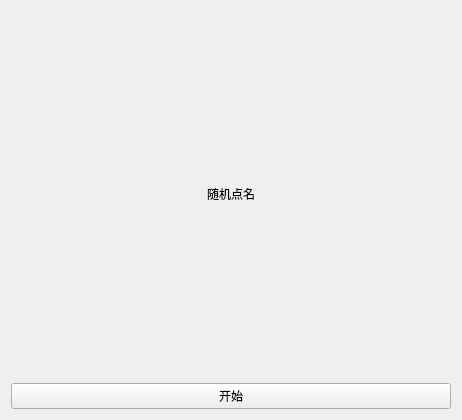
Above: ui/roll-call.ui from Return-Log/Education-Clock before the change. Below: the same form after it.
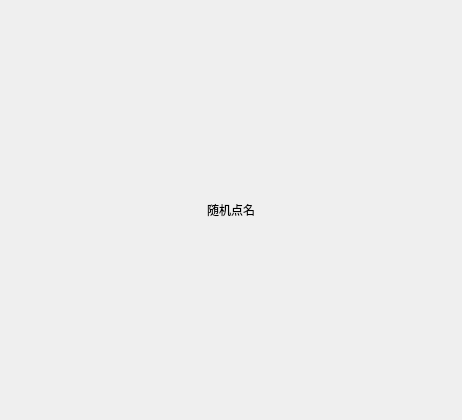
That is the form after the change.

Patch:
```diff
--- a/ui/roll-call.ui
+++ b/ui/roll-call.ui
@@ -14,6 +14,18 @@
    <string>Form</string>
   </property>
   <layout class="QVBoxLayout" name="verticalLayout">
+   <property name="leftMargin">
+    <number>0</number>
+   </property>
+   <property name="topMargin">
+    <number>0</number>
+   </property>
+   <property name="rightMargin">
+    <number>0</number>
+   </property>
+   <property name="bottomMargin">
+    <number>0</number>
+   </property>
    <item>
     <widget class="QLabel" name="name_label">
      <property name="text">
@@ -24,13 +36,6 @@
      </property>
     </widget>
    </item>
-   <item>
-    <widget class="QPushButton" name="roll_button">
-     <property name="text">
-      <string>开始</string>
-     </property>
-    </widget>
-   </item>
   </layout>
  </widget>
  <resources/>
```
